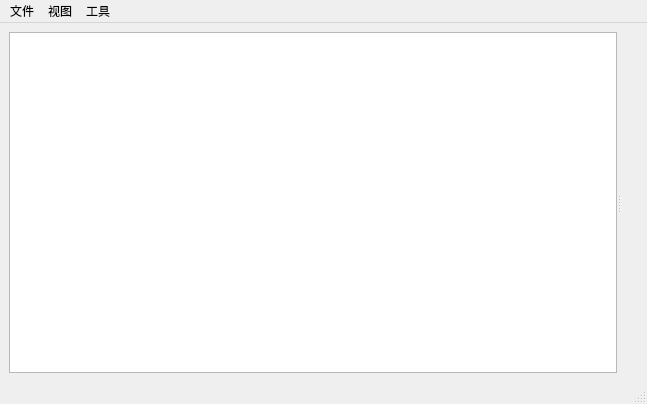
Qt form picturebrowser.ui (iwxyi/PigeonCapture) before a commit.
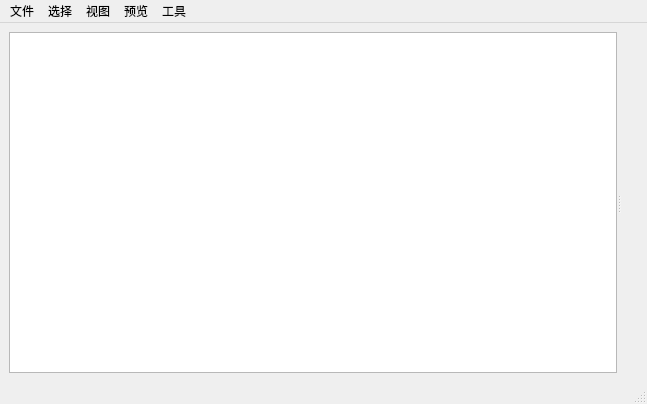
The same form after that commit.

Commit message: 添加文件批量提取操作

What changed in the file:
```diff
--- a/picturebrowser.ui
+++ b/picturebrowser.ui
@@ -70,8 +70,32 @@
     </property>
     <addaction name="actionFind_Similar"/>
    </widget>
+   <widget class="QMenu" name="menu_4">
+    <property name="title">
+     <string>选择</string>
+    </property>
+    <addaction name="actionDelete_Selected"/>
+    <addaction name="actionExtra_Selected"/>
+    <addaction name="actionDelete_Unselected"/>
+    <addaction name="actionExtra_And_Delete"/>
+    <addaction name="actionOpen_Select_In_Explore"/>
+   </widget>
+   <widget class="QMenu" name="menu_5">
+    <property name="title">
+     <string>预览</string>
+    </property>
+    <addaction name="actionZoom_In"/>
+    <addaction name="actionZoom_Out"/>
+    <addaction name="separator"/>
+    <addaction name="actionOrigin_Size"/>
+    <addaction name="actionFill_Size"/>
+    <addaction name="separator"/>
+    <addaction name="actionRestore_Size"/>
+   </widget>
    <addaction name="menu"/>
+   <addaction name="menu_4"/>
    <addaction name="menu_2"/>
+   <addaction name="menu_5"/>
    <addaction name="menu_3"/>
   </widget>
   <widget class="QStatusBar" name="statusbar"/>
```
Left out of the diff: 79 changed lines with no effect on the pictures. The commit also changes 2 other files.
